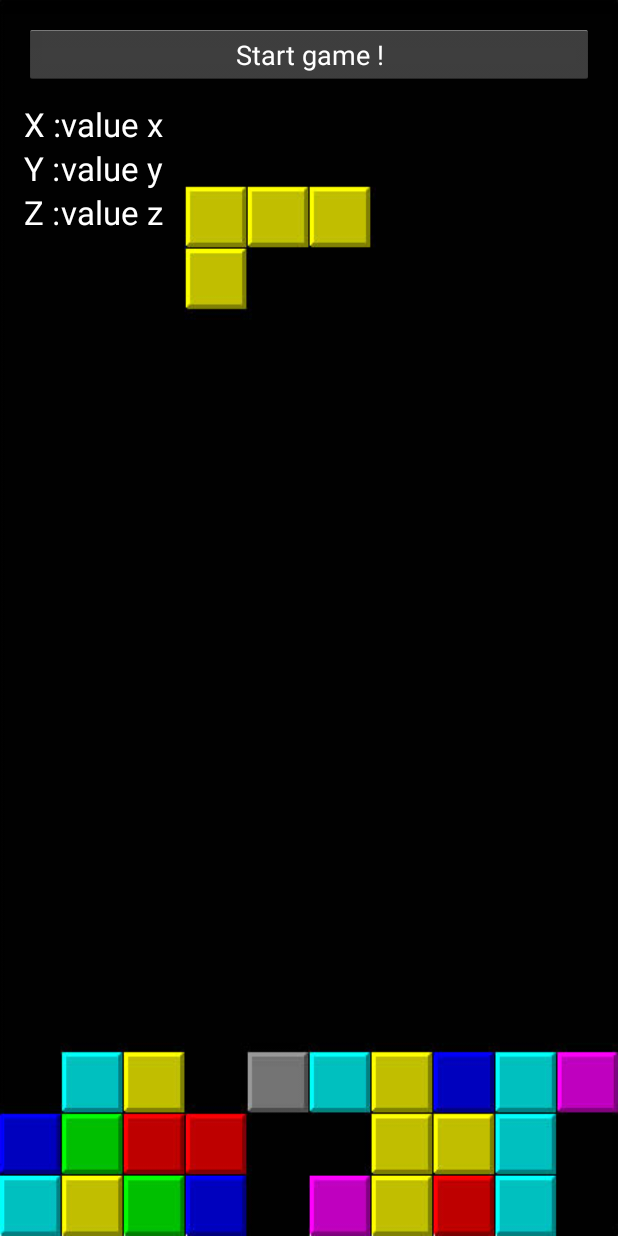
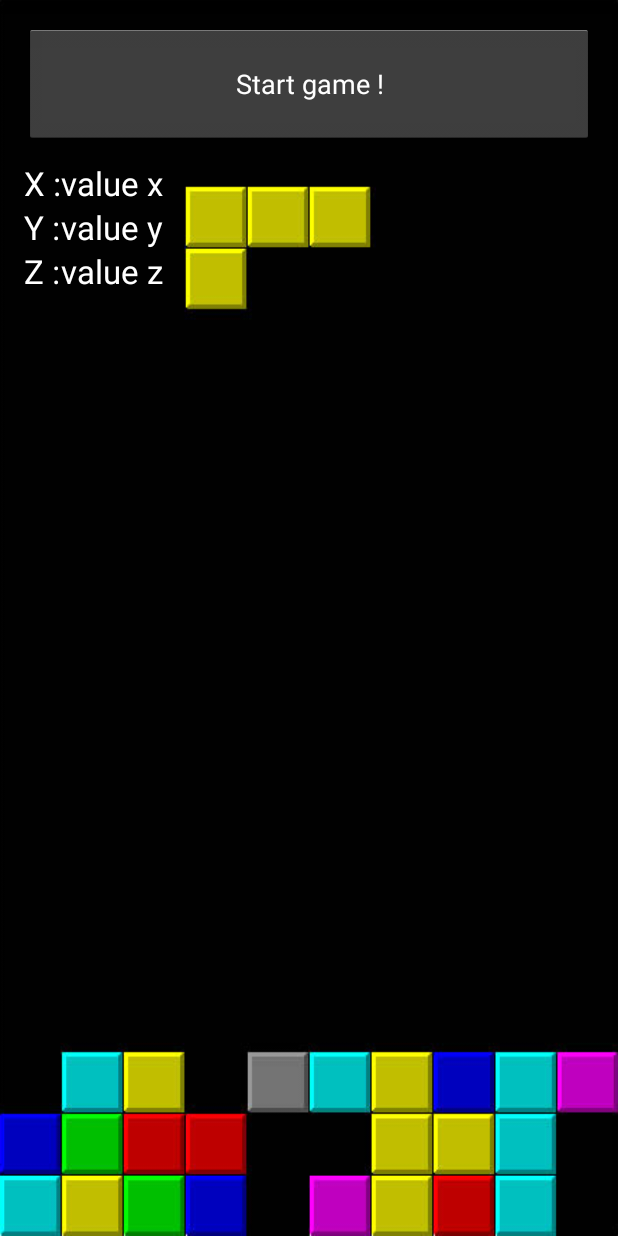
Before and after one commit to Krozark/Gravitris, an Android app: the screen it shows after launch (MainActivity), on a phone screen of 412 x 824 dp. Run offline under Robolectric (Android 15) with nearby library versions, the phone set to English and light mode, and no system bars.

```diff
--- a/Gravitris/src/main/res/layout/activity_main.xml
+++ b/Gravitris/src/main/res/layout/activity_main.xml
@@ -16,7 +16,8 @@
             android:id="@+id/button"
             android:onClick="goToGameActivity" android:visibility="visible" android:clickable="true" android:enabled="true"
             android:layout_alignParentRight="true" android:layout_alignParentLeft="true" android:minWidth="10dp"
-            android:minHeight="10dp" android:layout_alignParentTop="true" android:textColor="#ffffff"/>
+            android:minHeight="10dp" android:layout_alignParentTop="true" android:textColor="#ffffff"
+            android:height="80dp"/>
     <TableLayout
             android:orientation="horizontal"
             android:layout_width="fill_parent"
```
Also changed, not shown: Gravitris/src/main/java/com/hacklechalet/gravitris/GameActivity.java (+16 -11 lines), Gravitris/src/main/res/drawable-hdpi/texture_brique.png (added).
